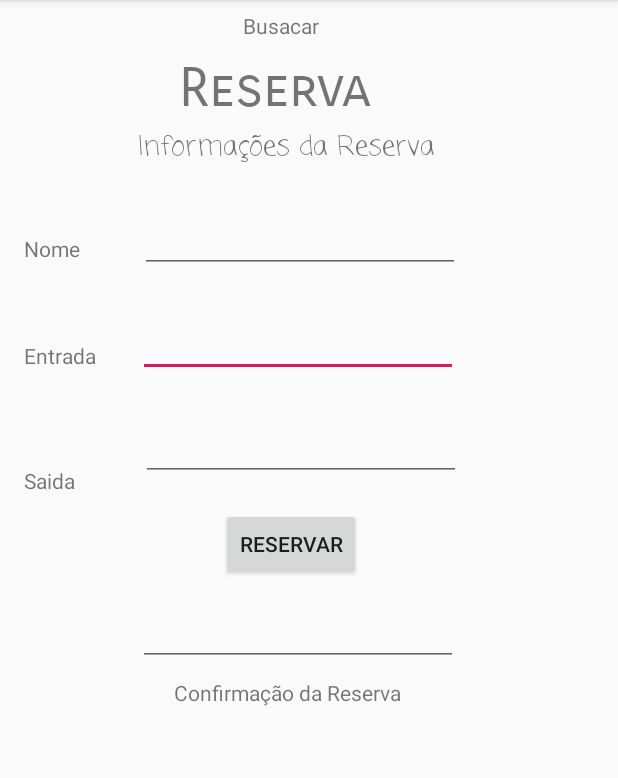
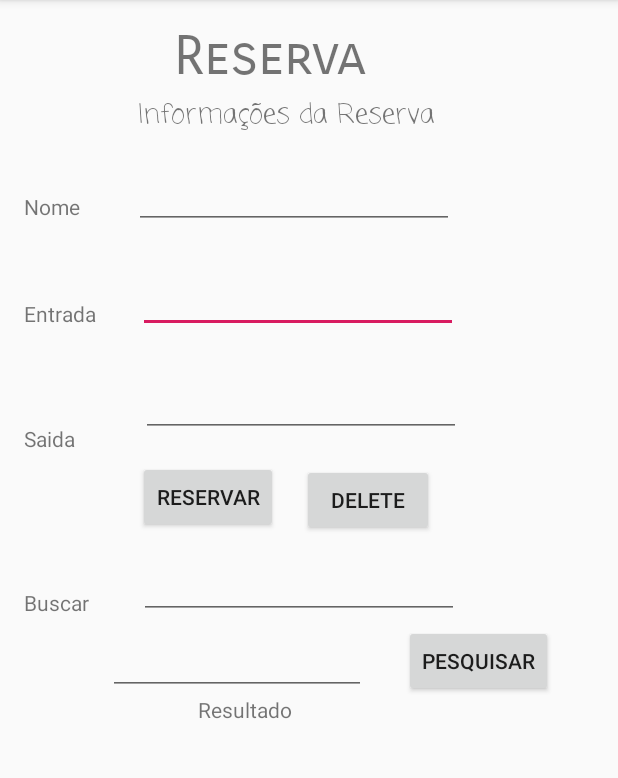
Before and after one commit to FilipiLuvatos/Hotel-CC4652, an Android app: the reservas screen opened directly, with no data from a screen before it, on a phone screen of 412 x 824 dp, the part 84-862 px from its top. Run offline under Robolectric (Android 15) with nearby library versions, the phone set to English and light mode, and no system bars.

Commit message:
Fase 4.4
Professor reafirmo meu pedido para reconsiderar o commit após a data de entraga.
O meu projeto ficou assim:
Fila (Café da manhã) - Insere, deleta e busca
LDDE (Cadastrar) - insere e deleta , a busca não consigui fazer
e
Pilha (Reserva) - insere,Busca e deleta

Apenas os botões do menu principal
Cadastrar, Reservas e café da manha estão prontos, os demais não ficaram como eu queria e portanto não fincionam. Obrigado pela atenção Filipi.

```diff
--- a/HotelCC4652DP/app/src/main/java/br/com/filipi/hotelcc4652dp/reservas.java
+++ b/HotelCC4652DP/app/src/main/java/br/com/filipi/hotelcc4652dp/reservas.java
@@ -2,14 +2,117 @@ package br.com.filipi.hotelcc4652dp;
 
 import android.os.Bundle;
 import android.support.v7.app.AppCompatActivity;
+import android.view.View;
+import android.widget.Button;
+import android.widget.EditText;
 
 public class reservas extends AppCompatActivity {
 
+    Pilha p = new Pilha (100);
+    EditText T10,T8,T9,T7,T20;
+    Button B5,B9,B12;
     @Override
     protected void onCreate(Bundle savedInstanceState) {
         super.onCreate(savedInstanceState);
         setContentView(R.layout.reservas);
 
+
+        T10 = (EditText)findViewById(R.id.editText10);
+        T8 = (EditText)findViewById(R.id.editText8);
+        T9 = (EditText)findViewById(R.id.editText9);
+        B5 = (Button)findViewById(R.id.button5);
+        T7 = (EditText)findViewById(R.id.editText7);
+        B9 = (Button)findViewById(R.id.button9);
+        T20 = (EditText)findViewById(R.id.editText20);
+        B12 = (Button)findViewById(R.id.button12);
+
+        B5.setOnClickListener(new View.OnClickListener() {
+            @Override
+            public void onClick(View v) {
+                String aux4,aux5,aux6;
+                aux4 = T10.getText().toString();
+                aux5 = T8.getText().toString();
+                aux6 = T9.getText().toString();
+                p.insereNome(aux4);
+                p.insereNome(aux5);
+                p.insereNome(aux6);
+
+
+            }
+        });
+
+        B9.setOnClickListener(new View.OnClickListener() {
+            @Override
+            public void onClick(View v) {
+                p.removeNome();
+            }
+        });
+        B12.setOnClickListener(new View.OnClickListener() {
+            @Override
+            public void onClick(View v) {
+
+                String aux1,aux4;
+                aux1 = T7.getText().toString();
+                p.pesquisaPilha(aux1);
+                aux4 = T7.getText().toString();
+                T20.setText(aux4.toString());
+            }
+        });
+
+
+
+
+    }
+    public class Pilha {
+
+        private String[] alunos;
+        private int topoPilha;
+
+        public Pilha (int tamPilha){
+            this.alunos = new String[tamPilha];
+            this.topoPilha = -1;
+        }
+
+        public void insereNome(String nome){
+
+            if(topoPilha == alunos.length -1){
+                System.out.println("A Pilha está cehia");
+
+            }else{
+                topoPilha++;
+                alunos[topoPilha] = nome;
+
+            }
+
+
+        }
+
+        public void removeNome(){
+
+            if(topoPilha < 0 ){
+                System.out.println("A Pihla está vazia");
+            }else{
+                alunos[topoPilha] = null;
+                --topoPilha;
+
+            }
+        }
+
+        public void imprimePilha(){
+            for(int x=0;x< alunos.length; x++){
+                System.out.println("Item [" + (x+1) + "] = " + alunos[x]);
+            }
+            System.out.println("\nTamanho maxímo da Pilha: " + alunos.length + "\nTopo da pilha = " + (topoPilha + 1));
+
+        }
+        public void pesquisaPilha(String nome){
+            for(int x=0; x< alunos.length - 1; x++){
+                if(alunos[x].equals(nome)){
+                    System.out.println("Encontrado Item[" + (x+1) + "] = " + alunos[x]);
+                }
+            }
+        }
     }
 
+
 }
--- a/HotelCC4652DP/app/src/main/res/layout/reservas.xml
+++ b/HotelCC4652DP/app/src/main/res/layout/reservas.xml
@@ -10,9 +10,9 @@
         android:id="@+id/textView13"
         android:layout_width="wrap_content"
         android:layout_height="wrap_content"
-        android:layout_marginStart="119dp"
-        android:layout_marginLeft="119dp"
-        android:layout_marginTop="37dp"
+        android:layout_marginStart="116dp"
+        android:layout_marginLeft="116dp"
+        android:layout_marginTop="16dp"
         android:text="Reserva"
         android:textSize="36sp"
         app:fontFamily="sans-serif-smallcaps"
@@ -47,9 +47,9 @@
         android:id="@+id/editText10"
         android:layout_width="wrap_content"
         android:layout_height="wrap_content"
-        android:layout_marginStart="40dp"
-        android:layout_marginLeft="40dp"
-        android:layout_marginTop="24dp"
+        android:layout_marginStart="36dp"
+        android:layout_marginLeft="36dp"
+        android:layout_marginTop="16dp"
         android:ems="10"
         android:inputType="textPersonName"
         app:layout_constraintStart_toEndOf="@+id/textView16"
@@ -74,7 +74,7 @@
         android:layout_height="wrap_content"
         android:layout_marginStart="16dp"
         android:layout_marginLeft="16dp"
-        android:layout_marginTop="156dp"
+        android:layout_marginTop="128dp"
         android:text="Nome"
         app:layout_constraintStart_toStartOf="parent"
         app:layout_constraintTop_toTopOf="parent" />
@@ -101,24 +101,13 @@
         app:layout_constraintStart_toStartOf="parent"
         app:layout_constraintTop_toBottomOf="@+id/textView17" />
 
-    <TextView
-        android:id="@+id/textView19"
-        android:layout_width="wrap_content"
-        android:layout_height="wrap_content"
-        android:layout_marginStart="162dp"
-        android:layout_marginLeft="162dp"
-        android:layout_marginTop="7dp"
-        android:text="Busacar"
-        app:layout_constraintStart_toStartOf="parent"
-        app:layout_constraintTop_toTopOf="parent" />
-
     <Button
         android:id="@+id/button5"
         android:layout_width="wrap_content"
         android:layout_height="wrap_content"
-        android:layout_marginStart="147dp"
-        android:layout_marginLeft="147dp"
-        android:layout_marginTop="18dp"
+        android:layout_marginStart="92dp"
+        android:layout_marginLeft="92dp"
+        android:layout_marginTop="16dp"
         android:text="Reservar"
         app:layout_constraintStart_toStartOf="parent"
         app:layout_constraintTop_toBottomOf="@+id/editText9" />
@@ -127,23 +116,67 @@
         android:id="@+id/editText7"
         android:layout_width="wrap_content"
         android:layout_height="wrap_content"
-        android:layout_marginStart="92dp"
-        android:layout_marginLeft="92dp"
-        android:layout_marginTop="12dp"
+        android:layout_marginStart="33dp"
+        android:layout_marginLeft="33dp"
+        android:layout_marginTop="10dp"
+        android:ems="10"
+        android:inputType="textPersonName"
+        app:layout_constraintStart_toEndOf="@+id/textView22"
+        app:layout_constraintTop_toBottomOf="@+id/button9" />
+
+    <Button
+        android:id="@+id/button9"
+        android:layout_width="wrap_content"
+        android:layout_height="wrap_content"
+        android:layout_marginStart="16dp"
+        android:layout_marginLeft="16dp"
+        android:layout_marginTop="18dp"
+        android:text="Delete"
+        app:layout_constraintStart_toEndOf="@+id/button5"
+        app:layout_constraintTop_toBottomOf="@+id/editText9" />
+
+    <Button
+        android:id="@+id/button12"
+        android:layout_width="wrap_content"
+        android:layout_height="wrap_content"
+        android:layout_marginStart="25dp"
+        android:layout_marginLeft="25dp"
+        android:layout_marginTop="4dp"
+        android:text="Pesquisar"
+        app:layout_constraintStart_toEndOf="@+id/editText20"
+        app:layout_constraintTop_toBottomOf="@+id/editText7" />
+
+    <EditText
+        android:id="@+id/editText20"
+        android:layout_width="172dp"
+        android:layout_height="wrap_content"
+        android:layout_marginStart="72dp"
+        android:layout_marginLeft="72dp"
+        android:layout_marginTop="5dp"
         android:ems="10"
         android:inputType="textPersonName"
         app:layout_constraintStart_toStartOf="parent"
-        app:layout_constraintTop_toBottomOf="@+id/button5" />
+        app:layout_constraintTop_toBottomOf="@+id/editText7" />
 
     <TextView
-        android:id="@+id/textView14"
+        android:id="@+id/textView19"
+        android:layout_width="wrap_content"
+        android:layout_height="44dp"
+        android:layout_marginStart="132dp"
+        android:layout_marginLeft="132dp"
+        android:text="Resultado "
+        app:layout_constraintStart_toStartOf="parent"
+        app:layout_constraintTop_toBottomOf="@+id/editText20" />
+
+    <TextView
+        android:id="@+id/textView22"
         android:layout_width="wrap_content"
         android:layout_height="wrap_content"
-        android:layout_marginStart="116dp"
-        android:layout_marginLeft="116dp"
-        android:layout_marginTop="8dp"
-        android:text="Confirmação da Reserva"
+        android:layout_marginStart="16dp"
+        android:layout_marginLeft="16dp"
+        android:layout_marginTop="90dp"
+        android:text="Buscar"
         app:layout_constraintStart_toStartOf="parent"
-        app:layout_constraintTop_toBottomOf="@+id/editText7" />
+        app:layout_constraintTop_toBottomOf="@+id/textView18" />
 
 </android.support.constraint.ConstraintLayout>
```
